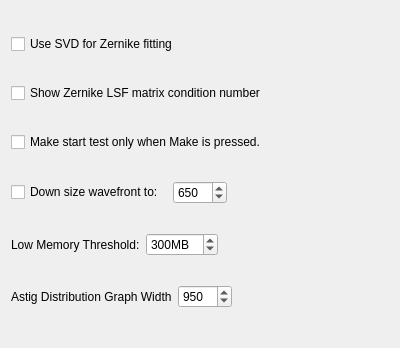
Before: the Qt Designer form settingsgeneral2.ui in githubdoe/DFTFringe, drawn with Qt 5.
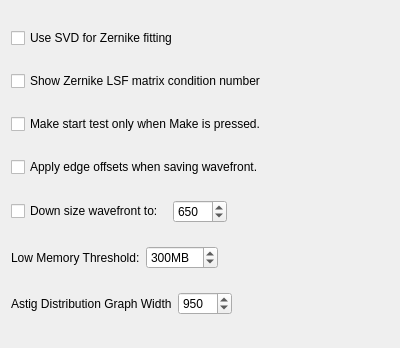
After: the same form once the commit is applied.

What changed in the file:
```diff
--- a/settingsgeneral2.ui
+++ b/settingsgeneral2.ui
@@ -39,6 +39,13 @@
      </property>
     </widget>
    </item>
+   <item>
+    <widget class="QCheckBox" name="applyOffsets">
+     <property name="text">
+      <string>Apply edge offsets when saving wavefront.</string>
+     </property>
+    </widget>
+   </item>
    <item>
     <layout class="QHBoxLayout" name="horizontalLayout">
      <item>
```
